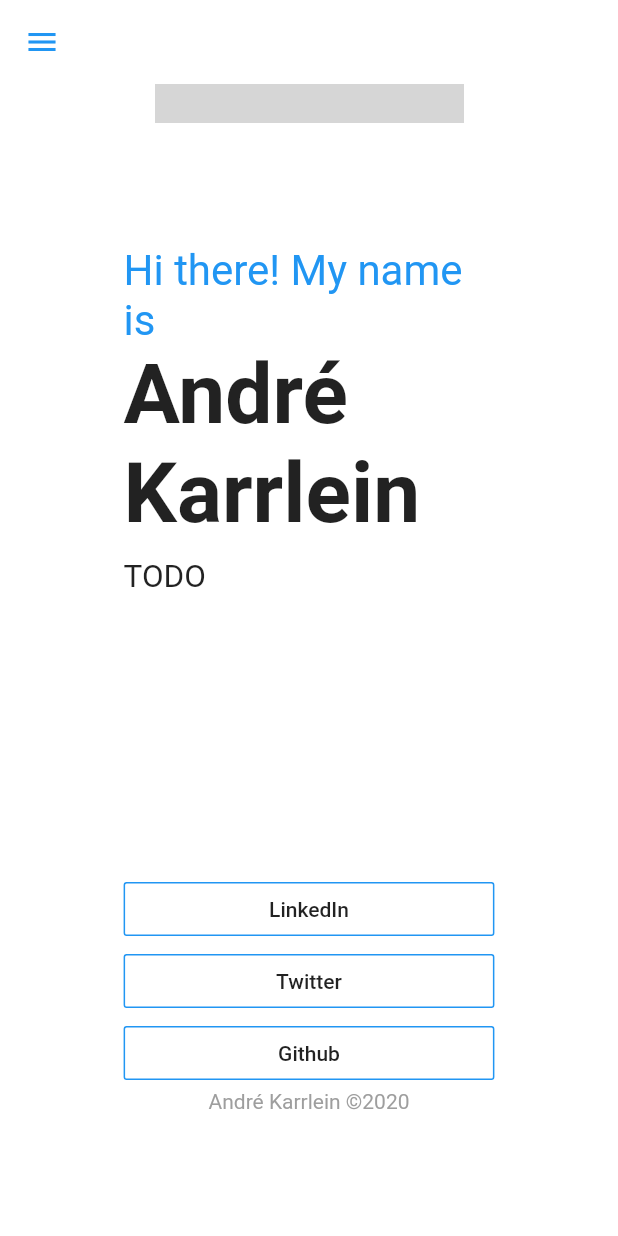
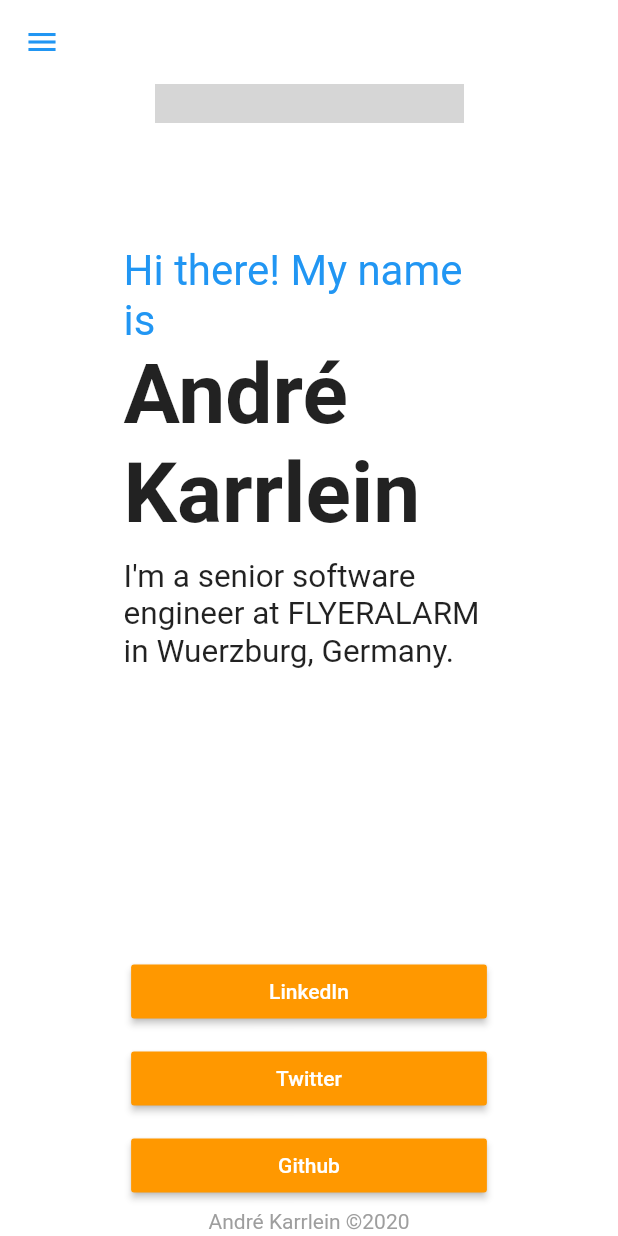
Before and after one commit to andre-karrlein/karrlein, a Flutter app: the screen it shows after launch, scrolled down 394 dp, on a phone screen of 412 x 824 dp. Run offline on Flutter 3.47's test engine with Material 2 defaults, Android fonts, the phone set to English and light mode, and no system bars; missing offline and left inert: dart:html, dart:js; Roboto replaces fonts that are missing (PT Sans); grey boxes are pictures that could not be loaded.

Commit message:
init page

```diff
--- a/lib/navbutton.dart
+++ b/lib/navbutton.dart
@@ -9,18 +9,17 @@ class NavButton extends StatelessWidget {
       {Key key,
       @required this.text,
       @required this.onPressed,
-      this.color = Colors.lightBlueAccent})
+      this.color = Colors.blue})
       : super(key: key);
 
   @override
   Widget build(BuildContext context) {
-    return OutlineButton(
-      child: Text(text),
-      borderSide: BorderSide(
+    return RaisedButton(
+        child: Text(text),
         color: color,
-      ),
-      onPressed: onPressed,
-      highlightedBorderColor: color,
+        onPressed: onPressed,
+        highlightColor: color,
+        textColor: Colors.white,
     );
   }
 }
--- a/lib/profile.dart
+++ b/lib/profile.dart
@@ -12,12 +12,12 @@ class Profile extends StatelessWidget {
             : MediaQuery.of(context).size.width * 0.25,
         decoration: BoxDecoration(
           backgroundBlendMode: BlendMode.luminosity,
-          color: Colors.lightBlue,
+          color: Colors.white,
           shape: BoxShape.circle,
           image: DecorationImage(
             image: AssetImage("me.png"),
             alignment: Alignment.center,
-            fit: BoxFit.cover,
+            fit: BoxFit.contain,
           ),
         ),
       );
@@ -41,7 +41,7 @@ class Profile extends StatelessWidget {
         height: 10,
       ),
       Text(
-        "TODO",
+        "I'm a senior software engineer at FLYERALARM in Wuerzburg, Germany.",
         softWrap: true,
         textScaleFactor: 1.5,
       ),
--- a/lib/profile_page.dart
+++ b/lib/profile_page.dart
@@ -1,4 +1,5 @@
 import 'dart:html' as html;
+import 'dart:js';
 import 'package:flutter/material.dart';
 
 import 'package:karrlein/responsive_widget.dart';
@@ -10,26 +11,53 @@ import 'package:karrlein/profile.dart';
 class ProfilePage extends StatelessWidget {
     const ProfilePage({Key key}) : super(key: key);
 
-    List<Widget> navButtons() => [
-        NavButton(
-          text: "about",
+    List<Widget> navButtons(BuildContext context) => [
+        /*Padding(
+            padding: EdgeInsets.all(2.0),
+            child: NavButton(
+                text: "about me",
                 onPressed: () {
-            html.window.open("/", "Ak");
+                    createDialog(context, "About me", "TODO");
                 },
             ),
-        NavButton(
-          text: "work",
+        ),
+        Padding(
+            padding: EdgeInsets.all(2.0),
+            child: NavButton(
+                text: "resume",
                 onPressed: () {
-            html.window.open("/", "Ak");
+                    createDialog(context, "Resume", "TODO");
                 },
             ),
-        NavButton(
+        ),*/
+        Padding(
+            padding: EdgeInsets.all(2.0),
+            child: NavButton(
                 text: "contact",
                 onPressed: () {
-            html.window.open("/", "Ak");
+                    html.window.open("mailto:andre@karrlein.com", "_self");
                 },
             ),
+        ),
       ];
+
+    createDialog(BuildContext context, String title, String content) {
+        return showDialog(context: context, builder: (context) {
+            return AlertDialog(
+                title: Text(title),
+                content: Text(content),
+                actions: <Widget>[
+                    NavButton(
+                        text: "close",
+                        onPressed: () {
+                            Navigator.of(context).pop();
+                        },
+                        color: Colors.redAccent,
+                    )
+                ],
+            );
+        });
+    }
 
     @override
     Widget build(BuildContext context) {
@@ -45,7 +73,7 @@ class ProfilePage extends StatelessWidget {
 					? Drawer(
 						child: ListView(
 							padding: const EdgeInsets.all(20),
-							children: navButtons(),
+							children: navButtons(context),
                         ),
                     )
                     : null,
@@ -57,7 +85,7 @@ class ProfilePage extends StatelessWidget {
                             largeScreen: Column(
                                 mainAxisAlignment: MainAxisAlignment.start,
                                 children: <Widget>[
-									NavHeader(navButtons: navButtons()),
+									NavHeader(navButtons: navButtons(context)),
                                     SizedBox(
                                         height: MediaQuery.of(context).size.height * 0.1,
                                     ),
--- a/lib/socialinfo.dart
+++ b/lib/socialinfo.dart
@@ -5,31 +5,38 @@ import 'package:karrlein/responsive_widget.dart';
 import 'package:karrlein/navbutton.dart';
 
 class SocialInfo extends StatelessWidget {
-  List<Widget> socialMediaWidgets() {
-    return [
-      NavButton(
+    List<Widget> socialMediaWidgets() => [
+        Padding(
+            padding: EdgeInsets.all(5.0),
+            child: NavButton(
                 text: "LinkedIn",
                 onPressed: () {
-          html.window.open("https://linkedin.com/in/andré-karrlein-81879417a", "linkedin");
+                    html.window.open("https://linkedin.com/in/andré-karrlein-81879417a", "_blank");
                 },
-        color: Colors.blue,
+                color: Colors.orange,
             ),
-      NavButton(
+        ),
+        Padding(
+            padding: EdgeInsets.all(5.0),
+            child: NavButton(
                 text: "Twitter",
                 onPressed: () {
-          html.window.open("https://twitter.com/rb_ak1", "Twitter");
+                    html.window.open("https://twitter.com/rb_ak1", "_blank");
                 },
-        color: Colors.blue,
+                color: Colors.orange,
             ),
-      NavButton(
+        ),
+        Padding(
+            padding: EdgeInsets.all(5.0),
+            child: NavButton(
                 text: "Github",
                 onPressed: () {
-          html.window.open("https://github.com/andre-karrlein", "Github");
+                    html.window.open("https://github.com/andre-karrlein", "_blank");
                 },
-        color: Colors.blue,
+                color: Colors.orange,
+            ),
         ),
     ];
-  }
 
     Widget copyRightText() => Text(
         "André Karrlein ©️2020",
--- a/pubspec.yaml
+++ b/pubspec.yaml
@@ -14,7 +14,7 @@ description: A new Flutter project.
 version: 1.0.0+1
 
 environment:
-  sdk: ">=2.1.0 <3.0.0"
+  sdk: ">=2.3.0 <3.0.0"
 
 dependencies:
   flutter:
```
Also changed, not shown: 1 other file. Lines whose indentation alone changed are shown as unchanged.
